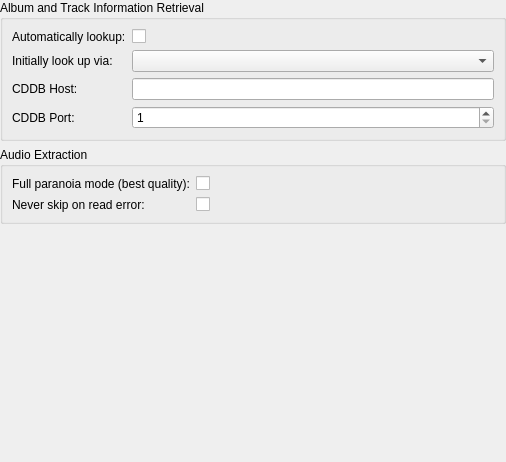
Old version of the form devices/audiocdsettings.ui in the repository CDrummond/cantata.
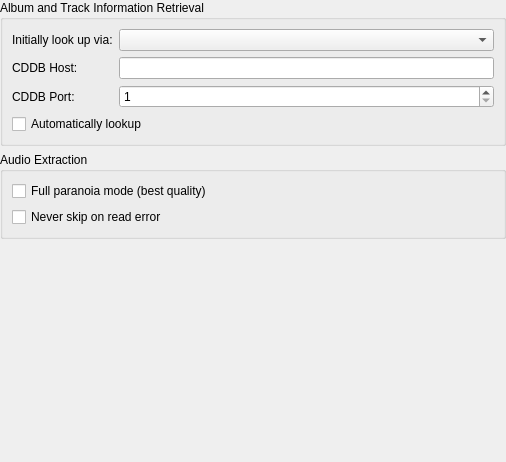
New version of the form. Custom widgets are drawn as their Qt base class.

Commit message: Remove usage of Gtk-style on-off button for Gtk style, and instead give checkboxes better text and adjust config layout.

What changed in the file:
```diff
--- a/devices/audiocdsettings.ui
+++ b/devices/audiocdsettings.ui
@@ -11,7 +11,16 @@
    </rect>
   </property>
   <layout class="QVBoxLayout" name="verticalLayout">
-   <property name="margin">
+   <property name="leftMargin">
+    <number>0</number>
+   </property>
+   <property name="topMargin">
+    <number>0</number>
+   </property>
+   <property name="rightMargin">
+    <number>0</number>
+   </property>
+   <property name="bottomMargin">
     <number>0</number>
    </property>
    <item>
@@ -20,19 +29,6 @@
       <string>Album and Track Information Retrieval</string>
      </property>
      <layout class="QFormLayout" name="formLayout">
-      <item row="0" column="0">
-       <widget class="BuddyLabel" name="label_3">
-        <property name="text">
-         <string>Automatically lookup:</string>
-        </property>
-        <property name="buddy">
-         <cstring>cdAuto</cstring>
-        </property>
-       </widget>
-      </item>
-      <item row="0" column="1">
-       <widget class="OnOffButton" name="cdAuto"/>
-      </item>
       <item row="1" column="0">
        <widget class="BuddyLabel" name="cdLookupLabel">
         <property name="text">
@@ -79,6 +75,13 @@
         </property>
        </widget>
       </item>
+      <item row="4" column="0" colspan="2">
+       <widget class="QCheckBox" name="cdAuto">
+        <property name="text">
+         <string>Automatically lookup</string>
+        </property>
+       </widget>
+      </item>
      </layout>
     </widget>
    </item>
@@ -87,33 +90,21 @@
      <property name="title">
       <string>Audio Extraction</string>
      </property>
-     <layout class="QFormLayout" name="formLayout_2">
-      <item row="0" column="0">
-       <widget class="BuddyLabel" name="label_4">
+     <layout class="QVBoxLayout" name="verticalLayout_2">
+      <item>
+       <widget class="QCheckBox" name="paranoiaFull">
         <property name="text">
-         <string>Full paranoia mode (best quality):</string>
+         <string>Full paranoia mode (best quality)</string>
         </property>
-        <property name="buddy">
-         <cstring>paranoiaFull</cstring>
-        </property>
        </widget>
       </item>
-      <item row="0" column="1">
-       <widget class="OnOffButton" name="paranoiaFull"/>
-      </item>
-      <item row="1" column="0">
-       <widget class="BuddyLabel" name="label_5">
+      <item>
+       <widget class="QCheckBox" name="paranoiaNeverSkip">
         <property name="text">
-         <string>Never skip on read error:</string>
+         <string>Never skip on read error</string>
         </property>
-        <property name="buddy">
-         <cstring>paranoiaNeverSkip</cstring>
-        </property>
        </widget>
       </item>
-      <item row="1" column="1">
-       <widget class="OnOffButton" name="paranoiaNeverSkip"/>
-      </item>
      </layout>
     </widget>
    </item>
@@ -138,21 +129,16 @@
    <extends>QLabel</extends>
    <header>buddylabel.h</header>
   </customwidget>
-  <customwidget>
-   <class>LineEdit</class>
-   <extends>QLineEdit</extends>
-   <header>lineedit.h</header>
-  </customwidget>
-  <customwidget>
-   <class>OnOffButton</class>
-   <extends>QCheckBox</extends>
-   <header>onoffbutton.h</header>
-  </customwidget>
   <customwidget>
    <class>SpinBox</class>
    <extends>QSpinBox</extends>
    <header>spinbox.h</header>
   </customwidget>
+  <customwidget>
+   <class>LineEdit</class>
+   <extends>QLineEdit</extends>
+   <header>lineedit.h</header>
+  </customwidget>
  </customwidgets>
  <tabstops>
   <tabstop>cdAuto</tabstop>
```
Left out of the diff: 7 changed lines with no effect on the pictures. The commit also changes 34 other files.
